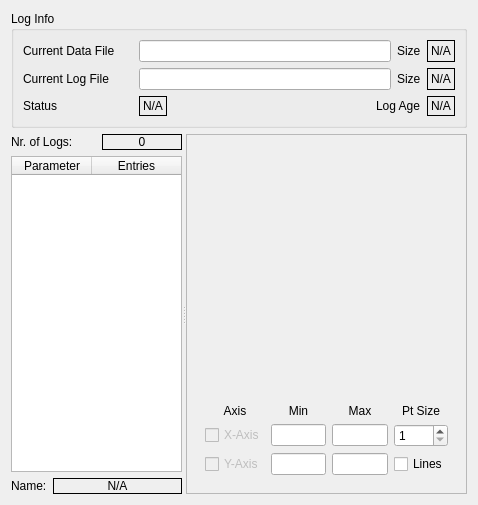
Before: the Qt Designer form gui/src/logplotswidget.ui in MuonPi/muondetector, drawn with Qt 5.
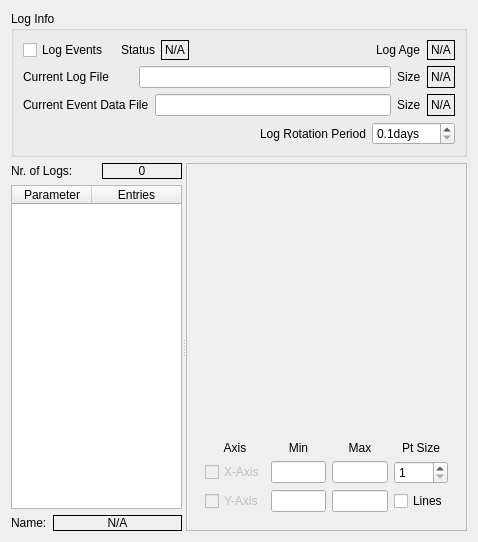
After: the same form once the commit is applied. Custom widgets are drawn as their Qt base class.

Commit message: - adapted log tab according to the modified format of log info struct - applied clang-format

Patch:
```diff
--- a/gui/src/logplotswidget.ui
+++ b/gui/src/logplotswidget.ui
@@ -7,7 +7,7 @@
     <x>0</x>
     <y>0</y>
     <width>478</width>
-    <height>505</height>
+    <height>542</height>
    </rect>
   </property>
   <property name="windowTitle">
@@ -26,101 +26,27 @@
       <string>Log Info</string>
      </property>
      <layout class="QGridLayout" name="gridLayout_4">
-      <item row="0" column="0" colspan="3">
-       <layout class="QHBoxLayout" name="horizontalLayout_2">
-        <item>
-         <widget class="QLabel" name="label_6">
-          <property name="sizePolicy">
-           <sizepolicy hsizetype="Minimum" vsizetype="Minimum">
-            <horstretch>0</horstretch>
-            <verstretch>0</verstretch>
-           </sizepolicy>
-          </property>
-          <property name="minimumSize">
-           <size>
-            <width>110</width>
-            <height>0</height>
-           </size>
-          </property>
-          <property name="text">
-           <string>Current Data File</string>
-          </property>
-         </widget>
-        </item>
-        <item>
-         <widget class="QLineEdit" name="dataFileNameLineEdit">
-          <property name="readOnly">
-           <bool>true</bool>
-          </property>
-         </widget>
-        </item>
-        <item>
-         <widget class="QLabel" name="label_9">
-          <property name="text">
-           <string>Size</string>
-          </property>
-         </widget>
-        </item>
-        <item>
-         <widget class="QLabel" name="dataSizeLabel">
-          <property name="frameShape">
-           <enum>QFrame::Box</enum>
-          </property>
-          <property name="text">
-           <string>N/A</string>
-          </property>
-         </widget>
-        </item>
-       </layout>
+      <item row="0" column="0">
+       <widget class="QCheckBox" name="logEnableCheckBox">
+        <property name="text">
+         <string>Log Events</string>
+        </property>
+       </widget>
       </item>
-      <item row="1" column="0" colspan="3">
-       <layout class="QHBoxLayout" name="horizontalLayout_3">
-        <item>
-         <widget class="QLabel" name="label_7">
-          <property name="sizePolicy">
-           <sizepolicy hsizetype="Minimum" vsizetype="Preferred">
-            <horstretch>0</horstretch>
-            <verstretch>0</verstretch>
-           </sizepolicy>
-          </property>
-          <property name="minimumSize">
-           <size>
-            <width>110</width>
-            <height>0</height>
-           </size>
-          </property>
-          <property name="text">
-           <string>Current Log File</string>
-          </property>
-         </widget>
-        </item>
-        <item>
-         <widget class="QLineEdit" name="logFileNameLineEdit">
-          <property name="readOnly">
-           <bool>true</bool>
-          </property>
-         </widget>
-        </item>
-        <item>
-         <widget class="QLabel" name="label_10">
-          <property name="text">
-           <string>Size</string>
-          </property>
-         </widget>
-        </item>
-        <item>
-         <widget class="QLabel" name="logSizeLabel">
-          <property name="frameShape">
-           <enum>QFrame::Box</enum>
-          </property>
-          <property name="text">
-           <string>N/A</string>
-          </property>
-         </widget>
-        </item>
-       </layout>
+      <item row="0" column="1">
+       <spacer name="horizontalSpacer_6">
+        <property name="orientation">
+         <enum>Qt::Horizontal</enum>
+        </property>
+        <property name="sizeHint" stdset="0">
+         <size>
+          <width>13</width>
+          <height>20</height>
+         </size>
+        </property>
+       </spacer>
       </item>
-      <item row="2" column="0">
+      <item row="0" column="2">
        <layout class="QHBoxLayout" name="horizontalLayout_4">
         <item>
          <widget class="QLabel" name="label_11">
@@ -132,7 +58,7 @@
           </property>
           <property name="minimumSize">
            <size>
-            <width>110</width>
+            <width>0</width>
             <height>0</height>
            </size>
           </property>
@@ -153,7 +79,7 @@
         </item>
        </layout>
       </item>
-      <item row="2" column="1">
+      <item row="0" column="3">
        <spacer name="horizontalSpacer_7">
         <property name="orientation">
          <enum>Qt::Horizontal</enum>
@@ -166,7 +92,7 @@
         </property>
        </spacer>
       </item>
-      <item row="2" column="2">
+      <item row="0" column="4">
        <layout class="QHBoxLayout" name="horizontalLayout_5">
         <item>
          <widget class="QLabel" name="label_12">
@@ -187,6 +113,143 @@
         </item>
        </layout>
       </item>
+      <item row="1" column="0" colspan="5">
+       <layout class="QHBoxLayout" name="horizontalLayout_3">
+        <item>
+         <widget class="QLabel" name="label_7">
+          <property name="sizePolicy">
+           <sizepolicy hsizetype="Minimum" vsizetype="Preferred">
+            <horstretch>0</horstretch>
+            <verstretch>0</verstretch>
+           </sizepolicy>
+          </property>
+          <property name="minimumSize">
+           <size>
+            <width>110</width>
+            <height>0</height>
+           </size>
+          </property>
+          <property name="text">
+           <string>Current Log File</string>
+          </property>
+         </widget>
+        </item>
+        <item>
+         <widget class="QLineEdit" name="logFileNameLineEdit">
+          <property name="readOnly">
+           <bool>true</bool>
+          </property>
+         </widget>
+        </item>
+        <item>
+         <widget class="QLabel" name="label_10">
+          <property name="text">
+           <string>Size</string>
+          </property>
+         </widget>
+        </item>
+        <item>
+         <widget class="QLabel" name="logSizeLabel">
+          <property name="frameShape">
+           <enum>QFrame::Box</enum>
+          </property>
+          <property name="text">
+           <string>N/A</string>
+          </property>
+         </widget>
+        </item>
+       </layout>
+      </item>
+      <item row="2" column="0" colspan="5">
+       <layout class="QHBoxLayout" name="horizontalLayout_2">
+        <item>
+         <widget class="QLabel" name="label_6">
+          <property name="sizePolicy">
+           <sizepolicy hsizetype="Minimum" vsizetype="Minimum">
+            <horstretch>0</horstretch>
+            <verstretch>0</verstretch>
+           </sizepolicy>
+          </property>
+          <property name="minimumSize">
+           <size>
+            <width>110</width>
+            <height>0</height>
+           </size>
+          </property>
+          <property name="text">
+           <string>Current Event Data File</string>
+          </property>
+         </widget>
+        </item>
+        <item>
+         <widget class="QLineEdit" name="dataFileNameLineEdit">
+          <property name="readOnly">
+           <bool>true</bool>
+          </property>
+         </widget>
+        </item>
+        <item>
+         <widget class="QLabel" name="label_9">
+          <property name="text">
+           <string>Size</string>
+          </property>
+         </widget>
+        </item>
+        <item>
+         <widget class="QLabel" name="dataSizeLabel">
+          <property name="frameShape">
+           <enum>QFrame::Box</enum>
+          </property>
+          <property name="text">
+           <string>N/A</string>
+          </property>
+         </widget>
+        </item>
+       </layout>
+      </item>
+      <item row="3" column="0" colspan="5">
+       <layout class="QHBoxLayout" name="horizontalLayout_6">
+        <item>
+         <spacer name="horizontalSpacer_5">
+          <property name="orientation">
+           <enum>Qt::Horizontal</enum>
+          </property>
+          <property name="sizeHint" stdset="0">
+           <size>
+            <width>40</width>
+            <height>20</height>
+           </size>
+          </property>
+         </spacer>
+        </item>
+        <item>
+         <widget class="QLabel" name="label_13">
+          <property name="text">
+           <string>Log Rotation Period</string>
+          </property>
+         </widget>
+        </item>
+        <item>
+         <widget class="QDoubleSpinBox" name="logRotationSpinBox">
+          <property name="suffix">
+           <string extracomment="log rotation in days">days</string>
+          </property>
+          <property name="decimals">
+           <number>1</number>
+          </property>
+          <property name="minimum">
+           <double>0.100000000000000</double>
+          </property>
+          <property name="maximum">
+           <double>365.000000000000000</double>
+          </property>
+          <property name="singleStep">
+           <double>1.000000000000000</double>
+          </property>
+         </widget>
+        </item>
+       </layout>
+      </item>
      </layout>
     </widget>
    </item>
```
The commit also changes 3 other files.
